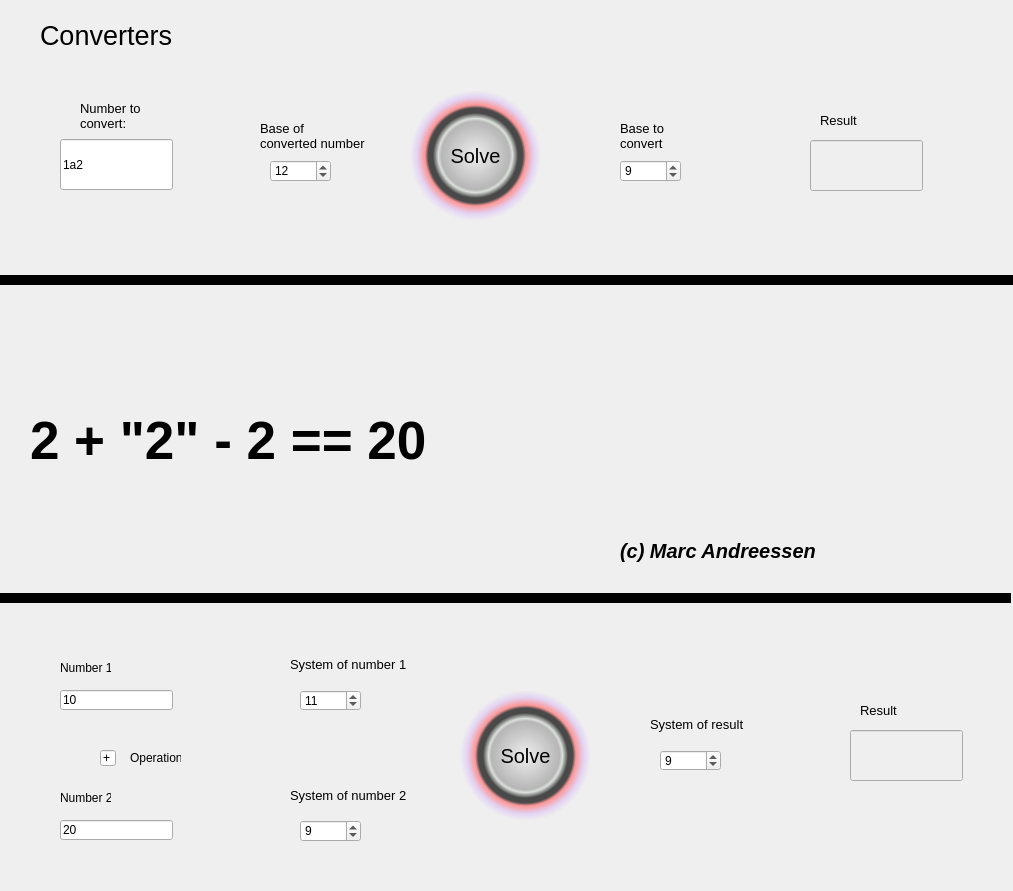
First picture: the form in ui_dir/it.ui, repository aNOOBisTheGod/yandex-lyceum-qt, before the edit.
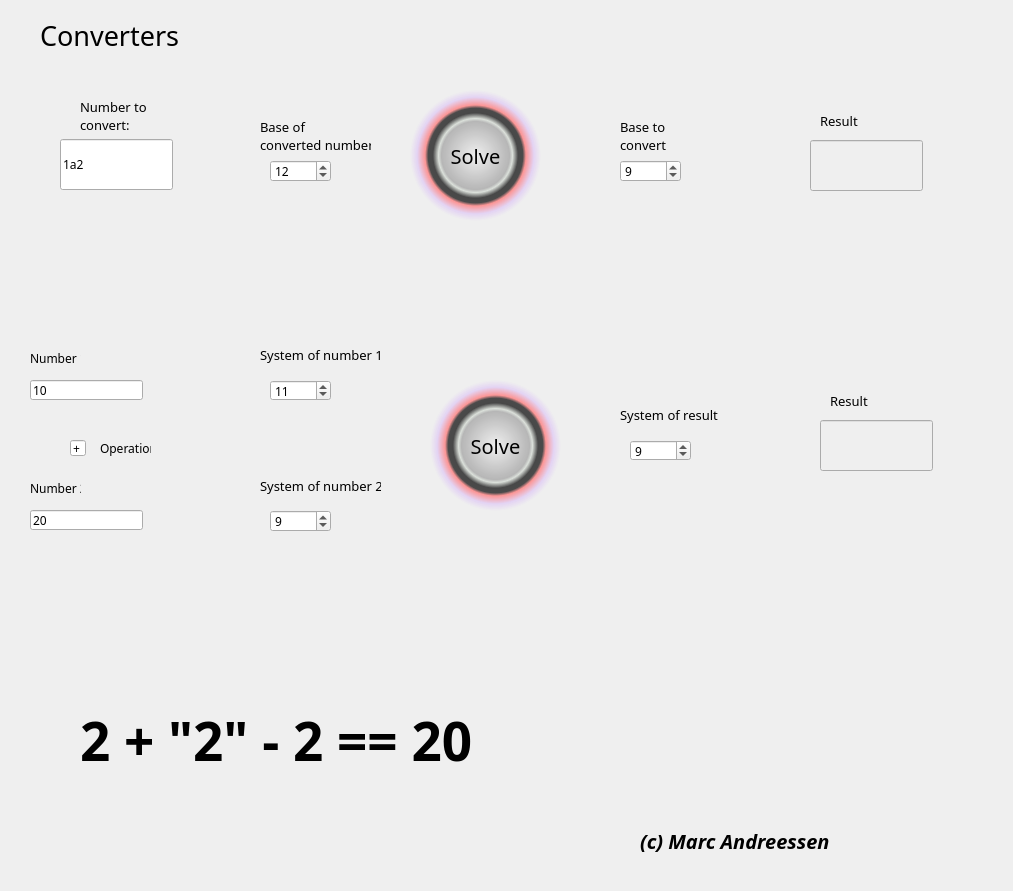
Second picture: the form after the edit.

Patch:
```diff
--- a/ui_dir/it.ui
+++ b/ui_dir/it.ui
@@ -10,6 +10,11 @@
     <height>891</height>
    </rect>
   </property>
+  <property name="font">
+   <font>
+    <family>Microsoft JhengHei UI Light</family>
+   </font>
+  </property>
   <property name="windowTitle">
    <string>Dialog</string>
   </property>
@@ -75,7 +80,7 @@
     <rect>
      <x>80</x>
      <y>100</y>
-     <width>61</width>
+     <width>71</width>
      <height>31</height>
     </rect>
    </property>
@@ -191,49 +196,11 @@
     <string>Converters</string>
    </property>
   </widget>
-  <widget class="Line" name="line">
-   <property name="geometry">
-    <rect>
-     <x>0</x>
-     <y>270</y>
-     <width>1021</width>
-     <height>21</height>
-    </rect>
-   </property>
-   <property name="frameShadow">
-    <enum>QFrame::Plain</enum>
-   </property>
-   <property name="lineWidth">
-    <number>10</number>
-   </property>
-   <property name="orientation">
-    <enum>Qt::Horizontal</enum>
-   </property>
-  </widget>
-  <widget class="Line" name="line_2">
-   <property name="geometry">
-    <rect>
-     <x>0</x>
-     <y>590</y>
-     <width>1011</width>
-     <height>16</height>
-    </rect>
-   </property>
-   <property name="frameShadow">
-    <enum>QFrame::Plain</enum>
-   </property>
-   <property name="lineWidth">
-    <number>10</number>
-   </property>
-   <property name="orientation">
-    <enum>Qt::Horizontal</enum>
-   </property>
-  </widget>
   <widget class="QLabel" name="label_6">
    <property name="geometry">
     <rect>
-     <x>290</x>
-     <y>649</y>
+     <x>260</x>
+     <y>339</y>
      <width>121</width>
      <height>31</height>
     </rect>
@@ -250,8 +217,8 @@
   <widget class="QSpinBox" name="syso2">
    <property name="geometry">
     <rect>
-     <x>300</x>
-     <y>820</y>
+     <x>270</x>
+     <y>510</y>
      <width>61</width>
      <height>22</height>
     </rect>
@@ -269,8 +236,8 @@
   <widget class="QSpinBox" name="syso1">
    <property name="geometry">
     <rect>
-     <x>300</x>
-     <y>690</y>
+     <x>270</x>
+     <y>380</y>
      <width>61</width>
      <height>21</height>
     </rect>
@@ -291,8 +258,8 @@
   <widget class="QLabel" name="label_8">
    <property name="geometry">
     <rect>
-     <x>290</x>
-     <y>780</y>
+     <x>260</x>
+     <y>470</y>
      <width>121</width>
      <height>31</height>
     </rect>
@@ -309,8 +276,8 @@
   <widget class="QLineEdit" name="numo1">
    <property name="geometry">
     <rect>
-     <x>60</x>
-     <y>690</y>
+     <x>30</x>
+     <y>380</y>
      <width>113</width>
      <height>20</height>
     </rect>
@@ -322,8 +289,8 @@
   <widget class="QLabel" name="label_7">
    <property name="geometry">
     <rect>
-     <x>60</x>
-     <y>660</y>
+     <x>30</x>
+     <y>350</y>
      <width>51</width>
      <height>16</height>
     </rect>
@@ -335,8 +302,8 @@
   <widget class="QLineEdit" name="numo2">
    <property name="geometry">
     <rect>
-     <x>60</x>
-     <y>820</y>
+     <x>30</x>
+     <y>510</y>
      <width>113</width>
      <height>20</height>
     </rect>
@@ -348,8 +315,8 @@
   <widget class="QLabel" name="label_9">
    <property name="geometry">
     <rect>
-     <x>60</x>
-     <y>790</y>
+     <x>30</x>
+     <y>480</y>
      <width>51</width>
      <height>16</height>
     </rect>
@@ -361,8 +328,8 @@
   <widget class="QLineEdit" name="oper">
    <property name="geometry">
     <rect>
-     <x>100</x>
-     <y>750</y>
+     <x>70</x>
+     <y>440</y>
      <width>16</width>
      <height>16</height>
     </rect>
@@ -377,8 +344,8 @@
   <widget class="QLabel" name="label_10">
    <property name="geometry">
     <rect>
-     <x>130</x>
-     <y>750</y>
+     <x>100</x>
+     <y>440</y>
      <width>51</width>
      <height>16</height>
     </rect>
@@ -390,8 +357,8 @@
   <widget class="QLabel" name="label_11">
    <property name="geometry">
     <rect>
-     <x>650</x>
-     <y>709</y>
+     <x>620</x>
+     <y>399</y>
      <width>121</width>
      <height>31</height>
     </rect>
@@ -408,8 +375,8 @@
   <widget class="QSpinBox" name="sysor">
    <property name="geometry">
     <rect>
-     <x>660</x>
-     <y>750</y>
+     <x>630</x>
+     <y>440</y>
      <width>61</width>
      <height>21</height>
     </rect>
@@ -433,8 +400,8 @@
    </property>
    <property name="geometry">
     <rect>
-     <x>850</x>
-     <y>730</y>
+     <x>820</x>
+     <y>420</y>
      <width>113</width>
      <height>51</height>
     </rect>
@@ -458,8 +425,8 @@
   <widget class="QLabel" name="label_12">
    <property name="geometry">
     <rect>
-     <x>860</x>
-     <y>700</y>
+     <x>830</x>
+     <y>390</y>
      <width>51</width>
      <height>21</height>
     </rect>
@@ -473,29 +440,6 @@
     <string>Result</string>
    </property>
   </widget>
-  <widget class="QLabel" name="label_13">
-   <property name="geometry">
-    <rect>
-     <x>30</x>
-     <y>310</y>
-     <width>961</width>
-     <height>261</height>
-    </rect>
-   </property>
-   <property name="font">
-    <font>
-     <pointsize>40</pointsize>
-     <weight>75</weight>
-     <bold>true</bold>
-    </font>
-   </property>
-   <property name="text">
-    <string>2 + &quot;2&quot; - 2 == 20</string>
-   </property>
-   <property name="margin">
-    <number>100</number>
-   </property>
-  </widget>
   <widget class="QPushButton" name="solvet">
    <property name="enabled">
     <bool>true</bool>
@@ -538,8 +482,8 @@
    </property>
    <property name="geometry">
     <rect>
-     <x>460</x>
-     <y>690</y>
+     <x>430</x>
+     <y>380</y>
      <width>131</width>
      <height>131</height>
     </rect>
@@ -571,8 +515,8 @@
   <widget class="QLabel" name="label_14">
    <property name="geometry">
     <rect>
-     <x>620</x>
-     <y>530</y>
+     <x>640</x>
+     <y>820</y>
      <width>231</width>
      <height>41</height>
     </rect>
@@ -589,6 +533,31 @@
     <string>(c) Marc Andreessen</string>
    </property>
   </widget>
+  <widget class="QLabel" name="label_13">
+   <property name="geometry">
+    <rect>
+     <x>80</x>
+     <y>700</y>
+     <width>681</width>
+     <height>81</height>
+    </rect>
+   </property>
+   <property name="font">
+    <font>
+     <pointsize>40</pointsize>
+     <weight>75</weight>
+     <bold>true</bold>
+     <underline>false</underline>
+     <strikeout>false</strikeout>
+    </font>
+   </property>
+   <property name="text">
+    <string>2 + &quot;2&quot; - 2 == 20</string>
+   </property>
+   <property name="margin">
+    <number>100</number>
+   </property>
+  </widget>
  </widget>
  <resources/>
  <connections/>
```
Left out of the diff: 8 changed lines with no effect on the pictures.
